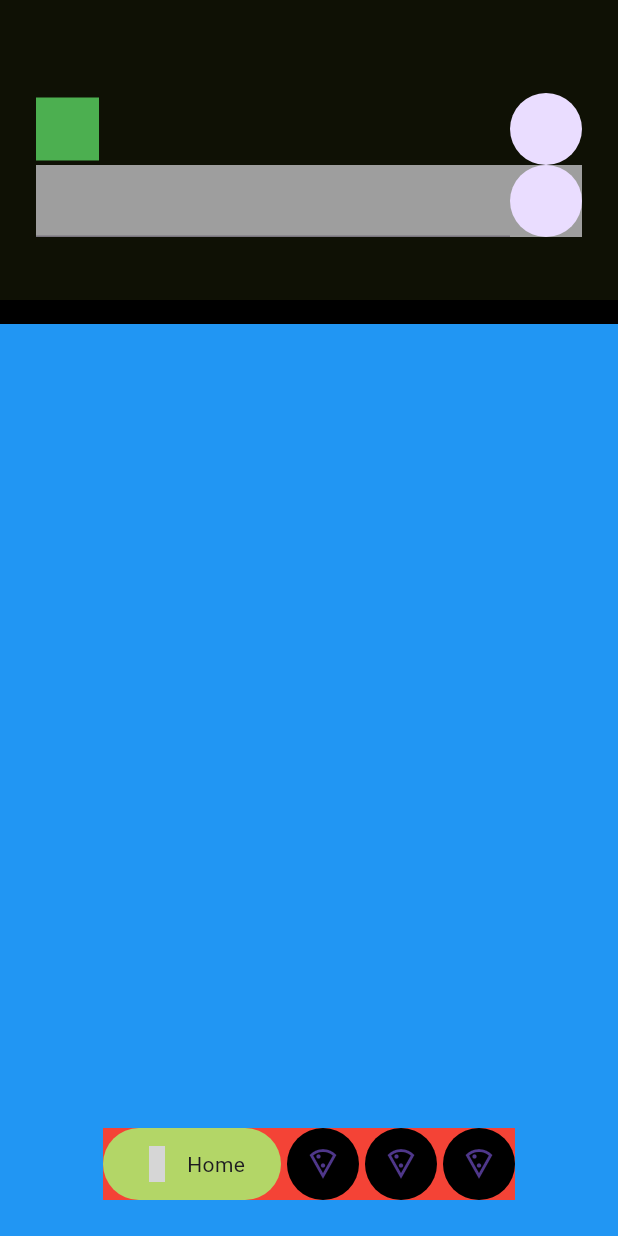
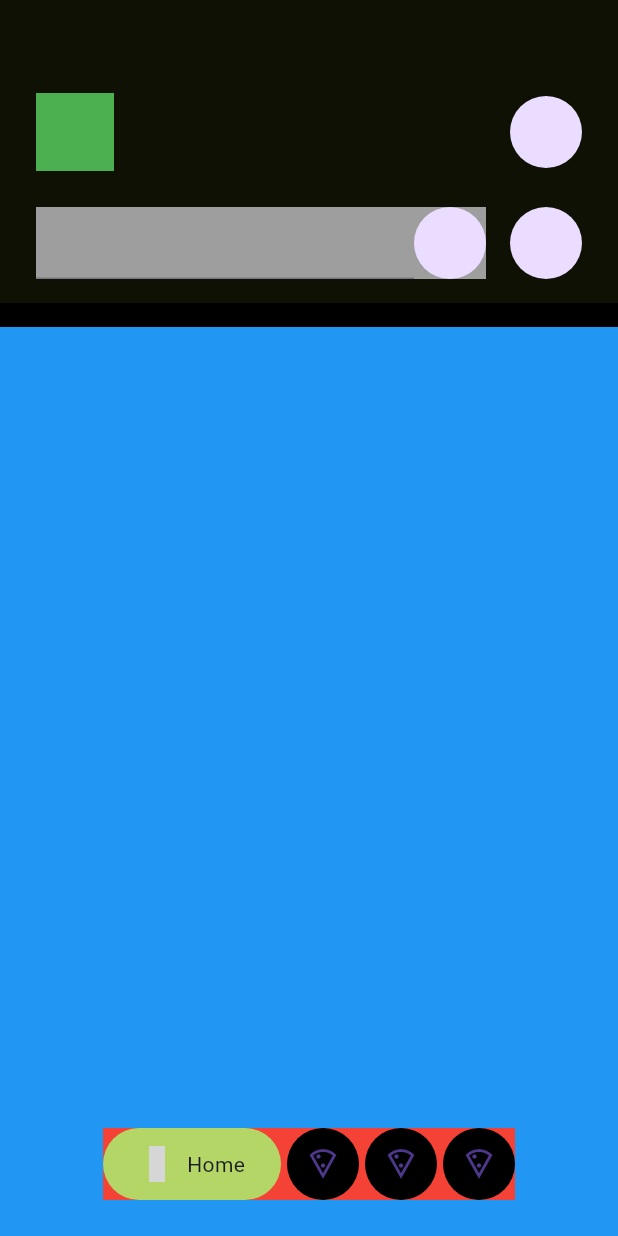
Before and after one commit to JAICHANGPARK/flutter_notebook_chapter_43, a Flutter app: the FoodOrderMainPage screen opened directly, on a phone screen of 412 x 824 dp. Run offline on Flutter 3.47's test engine with Material 3 defaults, Android fonts, the phone set to English and light mode, and no system bars; our stand-ins replace gap, hugeicons, percent_indicator; grey boxes are pictures that could not be loaded.

Commit message:
Update food_order_main_page.dart

```diff
--- a/lib/ep2393_food_order_app/ui/food_order_main_page.dart
+++ b/lib/ep2393_food_order_app/ui/food_order_main_page.dart
@@ -17,19 +17,20 @@ class _FoodOrderMainPageState extends State<FoodOrderMainPage> {
         spacing: 16,
         children: [
           Container(
-            height: 200,
+
             decoration: BoxDecoration(
               color: Color.fromRGBO(15, 17, 5, 1),
             ),
             padding: EdgeInsets.fromLTRB(24, 62, 24, 16),
             child: Column(
               crossAxisAlignment: CrossAxisAlignment.start,
+              spacing: 24,
               children: [
                 Row(
                   children: [
                     Container(
-                      height: 42,
-                      width: 42,
+                      height: 52,
+                      width: 52,
                       decoration: BoxDecoration(
                         color: Colors.green,
                       ),
@@ -44,6 +45,7 @@ class _FoodOrderMainPageState extends State<FoodOrderMainPage> {
                   ],
                 ),
                 Row(
+                  spacing: 16,
                   children: [
                     Expanded(
                       child: Container(
@@ -61,7 +63,10 @@ class _FoodOrderMainPageState extends State<FoodOrderMainPage> {
                           ],
                         ),
                       ),
-                    )
+                    ),
+                    CircleAvatar(
+                      radius: 24,
+                    ),
                   ],
                 )
               ],
```
